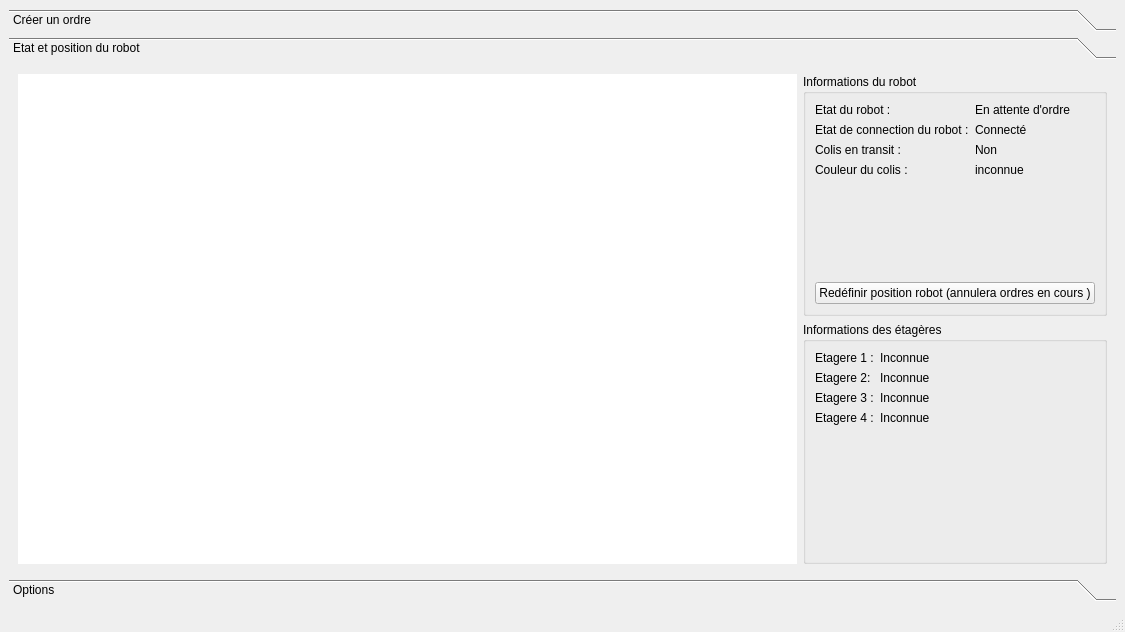
Before: the Qt Designer form delevery_ui/mainwindow.ui in gauthierbizzarri/Auto_scanner_robot, drawn with Qt 5.
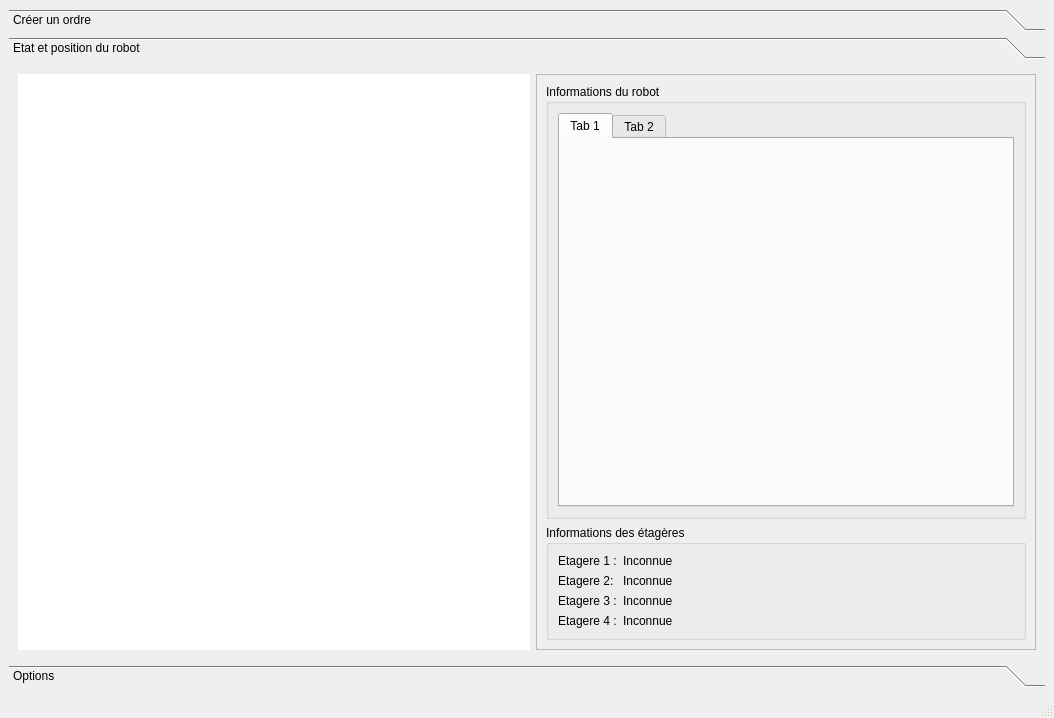
After: the same form once the commit is applied. The open tabs and pages were chosen to show the change. Custom widgets are drawn as their Qt base class.

Patch:
```diff
--- a/delevery_ui/mainwindow.ui
+++ b/delevery_ui/mainwindow.ui
@@ -6,8 +6,8 @@
    <rect>
     <x>0</x>
     <y>0</y>
-    <width>1125</width>
-    <height>632</height>
+    <width>1054</width>
+    <height>718</height>
    </rect>
   </property>
   <property name="windowTitle">
@@ -211,8 +211,8 @@
         <rect>
          <x>0</x>
          <y>0</y>
-         <width>1107</width>
-         <height>477</height>
+         <width>1036</width>
+         <height>563</height>
         </rect>
        </property>
        <attribute name="label">
@@ -240,6 +240,39 @@
           <item>
            <layout class="QVBoxLayout" name="verticalLayout_4">
             <item>
+             <widget class="QScrollArea" name="scrollArea">
+              <property name="sizePolicy">
+               <sizepolicy hsizetype="Preferred" vsizetype="Expanding">
+                <horstretch>0</horstretch>
+                <verstretch>0</verstretch>
+               </sizepolicy>
+              </property>
+              <property name="minimumSize">
+               <size>
+                <width>500</width>
+                <height>0</height>
+               </size>
+              </property>
+              <property name="maximumSize">
+               <size>
+                <width>1600000</width>
+                <height>16777215</height>
+               </size>
+              </property>
+              <property name="widgetResizable">
+               <bool>true</bool>
+              </property>
+              <widget class="QWidget" name="scrollAreaWidgetContents">
+               <property name="geometry">
+                <rect>
+                 <x>0</x>
+                 <y>0</y>
+                 <width>498</width>
+                 <height>539</height>
+                </rect>
+               </property>
+               <layout class="QVBoxLayout" name="verticalLayout_8">
+                <item>
              <widget class="QGroupBox" name="groupBox">
               <property name="minimumSize">
                <size>
@@ -252,70 +285,21 @@
               </property>
               <layout class="QVBoxLayout" name="verticalLayout_5">
                <item>
-                <layout class="QFormLayout" name="formLayout">
-                 <item row="0" column="0">
-                  <widget class="QLabel" name="label_5">
-                   <property name="text">
-                    <string>Etat du robot :</string>
-                   </property>
-                  </widget>
-                 </item>
-                 <item row="0" column="1">
-                  <widget class="IconLabel" name="orderState">
-                   <property name="text">
-                    <string>En attente d'ordre</string>
-                   </property>
-                  </widget>
-                 </item>
-                 <item row="1" column="0">
-                  <widget class="QLabel" name="label_7">
-                   <property name="text">
-                    <string>Etat de connection du robot :</string>
-                   </property>
-                  </widget>
-                 </item>
-                 <item row="1" column="1">
-                  <widget class="IconLabel" name="connectionState">
-                   <property name="text">
-                    <string>Connecté</string>
-                   </property>
-                  </widget>
-                 </item>
-                 <item row="2" column="0">
-                  <widget class="QLabel" name="label_9">
-                   <property name="text">
-                    <string>Colis en transit :</string>
-                   </property>
-                  </widget>
-                 </item>
-                 <item row="2" column="1">
-                  <widget class="IconLabel" name="PackageTransitState">
-                   <property name="text">
-                    <string>Non</string>
-                   </property>
-                  </widget>
-                 </item>
-                 <item row="3" column="0">
-                  <widget class="QLabel" name="label_11">
-                   <property name="text">
-                    <string>Couleur du colis :</string>
-                   </property>
-                  </widget>
-                 </item>
-                 <item row="3" column="1">
-                  <widget class="IconLabel" name="packageColor">
-                   <property name="text">
-                    <string>inconnue</string>
-                   </property>
-                  </widget>
-                 </item>
-                </layout>
-               </item>
-               <item>
-                <widget class="QPushButton" name="pbRedifRobPos">
-                 <property name="text">
-                  <string>Redéfinir position robot (annulera ordres en cours )</string>
-                 </property>
+                    <widget class="QTabWidget" name="twRobotInfos">
+                     <property name="currentIndex">
+                      <number>1</number>
+                     </property>
+                     <widget class="QWidget" name="tab">
+                      <attribute name="title">
+                       <string>Tab 1</string>
+                      </attribute>
+                      <layout class="QVBoxLayout" name="verticalLayout_7"/>
+                     </widget>
+                     <widget class="QWidget" name="tab_2">
+                      <attribute name="title">
+                       <string>Tab 2</string>
+                      </attribute>
+                     </widget>
                 </widget>
                </item>
               </layout>
@@ -391,6 +375,10 @@
              </widget>
             </item>
            </layout>
+              </widget>
+             </widget>
+            </item>
+           </layout>
           </item>
          </layout>
         </item>
```
Left out of the diff: 12 changed lines with no effect on the pictures. Lines whose indentation alone changed are shown as unchanged.
